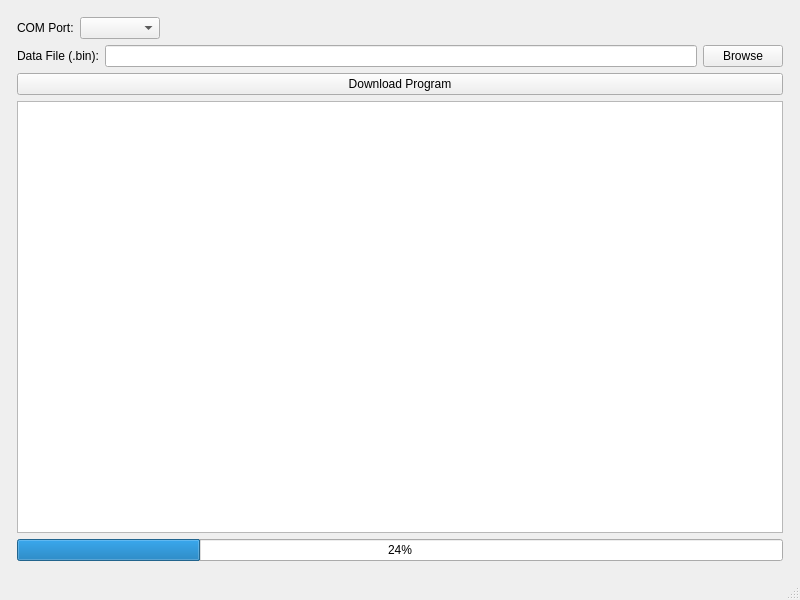
matlshen/PicoBoot, file host/DesktopApp/mainwindow.ui: the form before one commit.
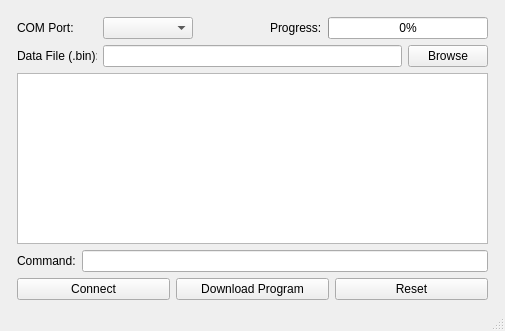
The form after the commit.

Commit message: Added host commands to desktop app

What changed in the file:
```diff
--- a/host/DesktopApp/mainwindow.ui
+++ b/host/DesktopApp/mainwindow.ui
@@ -6,8 +6,8 @@
    <rect>
     <x>0</x>
     <y>0</y>
-    <width>800</width>
-    <height>600</height>
+    <width>505</width>
+    <height>331</height>
    </rect>
   </property>
   <property name="windowTitle">
@@ -27,12 +27,24 @@
        <number>8</number>
       </property>
       <property name="bottomMargin">
-       <number>8</number>
+       <number>0</number>
       </property>
       <item>
        <layout class="QHBoxLayout" name="horizontalLayout1">
         <item>
          <widget class="QLabel" name="label">
+          <property name="minimumSize">
+           <size>
+            <width>80</width>
+            <height>0</height>
+           </size>
+          </property>
+          <property name="maximumSize">
+           <size>
+            <width>80</width>
+            <height>16777215</height>
+           </size>
+          </property>
           <property name="text">
            <string>COM Port:</string>
           </property>
@@ -42,10 +54,16 @@
          <widget class="QComboBox" name="portComboBox">
           <property name="minimumSize">
            <size>
-            <width>80</width>
+            <width>90</width>
             <height>0</height>
            </size>
           </property>
+          <property name="maximumSize">
+           <size>
+            <width>90</width>
+            <height>16777215</height>
+           </size>
+          </property>
          </widget>
         </item>
         <item>
@@ -61,12 +79,47 @@
           </property>
          </spacer>
         </item>
+        <item>
+         <widget class="QLabel" name="label_4">
+          <property name="text">
+           <string>Progress:</string>
+          </property>
+         </widget>
+        </item>
+        <item>
+         <widget class="QProgressBar" name="progressBar">
+          <property name="minimumSize">
+           <size>
+            <width>160</width>
+            <height>0</height>
+           </size>
+          </property>
+          <property name="value">
+           <number>0</number>
+          </property>
+          <property name="alignment">
+           <set>Qt::AlignCenter</set>
+          </property>
+         </widget>
+        </item>
        </layout>
       </item>
       <item>
        <layout class="QHBoxLayout" name="horizontalLayout2">
         <item>
          <widget class="QLabel" name="label_2">
+          <property name="minimumSize">
+           <size>
+            <width>80</width>
+            <height>0</height>
+           </size>
+          </property>
+          <property name="maximumSize">
+           <size>
+            <width>80</width>
+            <height>16777215</height>
+           </size>
+          </property>
           <property name="text">
            <string>Data File (.bin):</string>
           </property>
@@ -84,15 +137,14 @@
         </item>
        </layout>
       </item>
-      <item>
-       <widget class="QPushButton" name="programBtn">
-        <property name="text">
-         <string>Download Program</string>
-        </property>
-       </widget>
-      </item>
       <item>
        <widget class="QPlainTextEdit" name="logTextEdit">
+        <property name="sizePolicy">
+         <sizepolicy hsizetype="Expanding" vsizetype="Expanding">
+          <horstretch>0</horstretch>
+          <verstretch>0</verstretch>
+         </sizepolicy>
+        </property>
         <property name="undoRedoEnabled">
          <bool>false</bool>
         </property>
@@ -102,11 +154,52 @@
        </widget>
       </item>
       <item>
-       <widget class="QProgressBar" name="progressBar">
-        <property name="value">
-         <number>24</number>
+       <layout class="QHBoxLayout" name="horizontalLayout_2">
+        <property name="leftMargin">
+         <number>0</number>
         </property>
-       </widget>
+        <property name="topMargin">
+         <number>0</number>
+        </property>
+        <item>
+         <widget class="QLabel" name="label_3">
+          <property name="text">
+           <string>Command:</string>
+          </property>
+         </widget>
+        </item>
+        <item>
+         <widget class="QLineEdit" name="lineEdit"/>
+        </item>
+       </layout>
+      </item>
+      <item>
+       <layout class="QHBoxLayout" name="horizontalLayout">
+        <property name="topMargin">
+         <number>0</number>
+        </property>
+        <item>
+         <widget class="QPushButton" name="connectBtn">
+          <property name="text">
+           <string>Connect</string>
+          </property>
+         </widget>
+        </item>
+        <item>
+         <widget class="QPushButton" name="programBtn">
+          <property name="text">
+           <string>Download Program</string>
+          </property>
+         </widget>
+        </item>
+        <item>
+         <widget class="QPushButton" name="resetBtn">
+          <property name="text">
+           <string>Reset</string>
+          </property>
+         </widget>
+        </item>
+       </layout>
       </item>
      </layout>
     </item>
```
Left out of the diff: 2 changed lines with no effect on the pictures. The commit also changes 14 other files.
